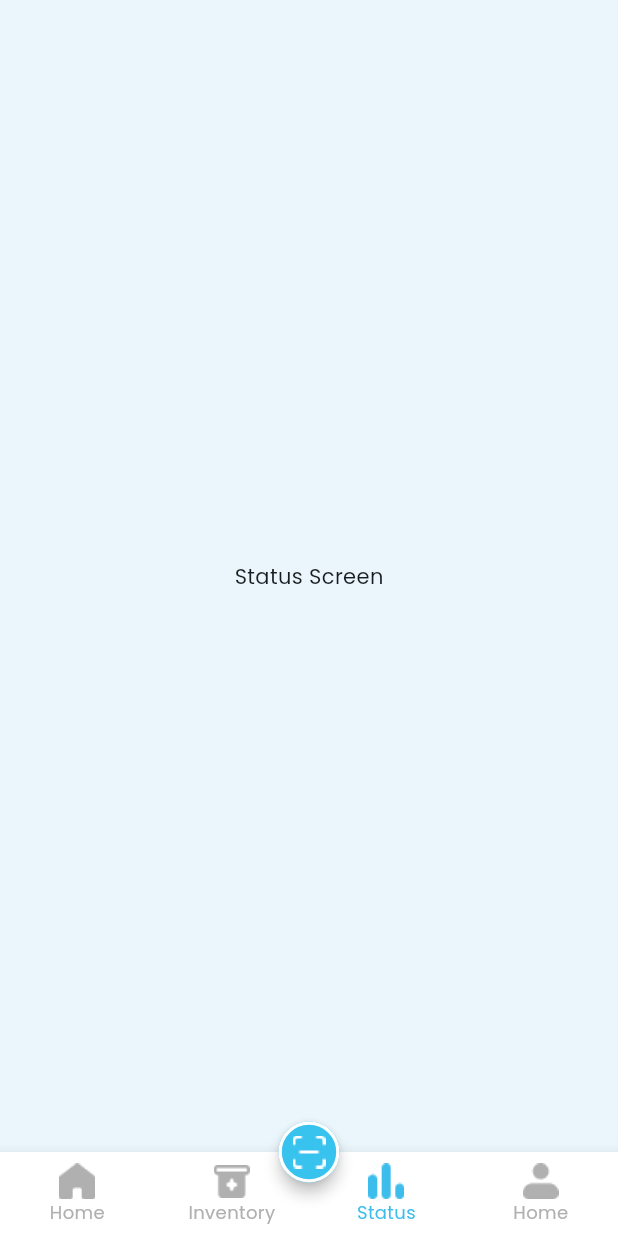
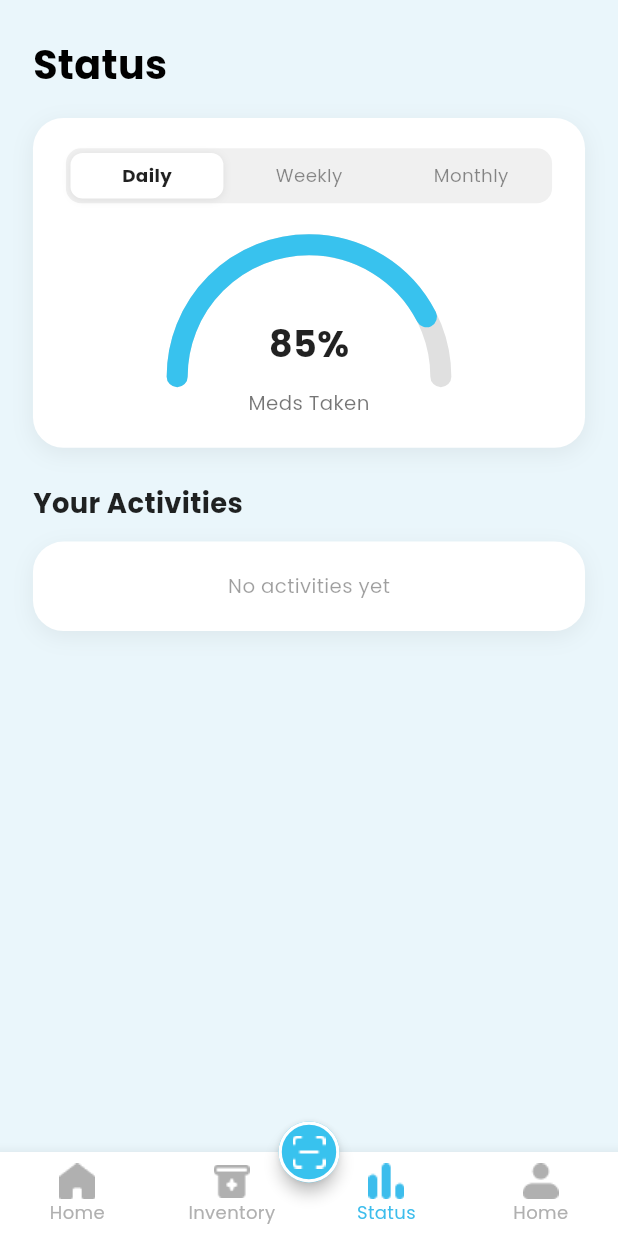
Before and after one commit to shizuiixui/Nudge-RX, a Flutter app: the HomePage screen opened by its route, item 3 of the bottom bar chosen, on a phone screen of 412 x 824 dp. Run offline on Flutter 3.47's test engine with Material 3 defaults, Android fonts, the phone set to English and light mode, and no system bars; our stand-ins replace flutter_riverpod, flutter_screenutil, shared_preferences, supabase_flutter; accounts and stored records are empty.

Commit message:
feat: add status screen

```diff
--- a/lib/features/homepage/presentation/homepage.dart
+++ b/lib/features/homepage/presentation/homepage.dart
@@ -5,6 +5,7 @@ import 'package:supabase_flutter/supabase_flutter.dart';
 
 // Screens & Layout
 import '../../inventory/presentation/inventory.dart';
+import '../../status/presentation/status.dart';
 import '/core/widgets/bottom_nav_bar.dart';
 import '/core/widgets/custom_fab.dart';
 
@@ -132,7 +133,7 @@ class _HomePageState extends ConsumerState<HomePage>
             statusMap,
           ), // Index 0
           const InventoryPage(), // Index 1
-          const Center(child: Text('Status Screen')), // Index 2
+          const StatusPage(), // Index 2
           const Center(child: Text('Profile Screen')), // Index 3
         ],
       ),
--- a/lib/features/status/presentation/status.dart
+++ b/lib/features/status/presentation/status.dart
@@ -0,0 +1,257 @@
+import 'package:flutter/material.dart';
+import 'package:flutter_screenutil/flutter_screenutil.dart';
+
+class StatusPage extends StatefulWidget {
+  const StatusPage({super.key});
+
+  @override
+  State<StatusPage> createState() => _StatusPageState();
+}
+
+class _StatusPageState extends State<StatusPage>
+    with SingleTickerProviderStateMixin {
+  static const _bgColor = Color(0xFFEAF6FB);
+  static const _primaryBlue = Color(0xFF38C2EE);
+  static const _cardColor = Colors.white;
+
+  int _selectedPeriod = 0; // 0=Daily, 1=Weekly, 2=Monthly
+  final List<String> _periods = ['Daily', 'Weekly', 'Monthly'];
+
+  @override
+  Widget build(BuildContext context) {
+    return Scaffold(
+      backgroundColor: _bgColor,
+      body: SafeArea(
+        child: SingleChildScrollView(
+          padding: EdgeInsets.symmetric(horizontal: 20.w),
+          child: Column(
+            crossAxisAlignment: CrossAxisAlignment.start,
+            children: [
+              SizedBox(height: 24.h),
+
+              // -- Title
+              Text(
+                'Status',
+                style: TextStyle(
+                  fontFamily: 'Poppins',
+                  fontSize: 26.sp,
+                  fontWeight: FontWeight.bold,
+                  color: Colors.black,
+                ),
+              ),
+
+              SizedBox(height: 16.h),
+
+              // -- Gauge Card
+              _buildGaugeCard(),
+
+              SizedBox(height: 24.h),
+
+              // -- Your Activities
+              _buildActivitiesContainer(),
+
+              SizedBox(height: 24.h),
+            ],
+          ),
+        ),
+      ),
+    );
+  }
+
+  Widget _buildGaugeCard() {
+    return Container(
+      width: double.infinity,
+      padding: EdgeInsets.symmetric(horizontal: 20.w, vertical: 20.h),
+      decoration: BoxDecoration(
+        color: _cardColor,
+        borderRadius: BorderRadius.circular(20.r),
+        boxShadow: [
+          BoxShadow(
+            color: Colors.black.withOpacity(0.06),
+            blurRadius: 12,
+            offset: const Offset(0, 4),
+          ),
+        ],
+      ),
+      child: Column(
+        children: [
+          _buildPeriodSelector(),
+          SizedBox(height: 24.h),
+          _buildGaugeArc(percent: 0.85),
+          SizedBox(height: 8.h),
+          Text(
+            'Meds Taken',
+            style: TextStyle(
+              fontFamily: 'Poppins',
+              fontSize: 13.sp,
+              color: Colors.black54,
+            ),
+          ),
+        ],
+      ),
+    );
+  }
+
+  Widget _buildPeriodSelector() {
+    return Container(
+      height: 36.h,
+      decoration: BoxDecoration(
+        color: const Color(0xFFF0F0F0),
+        borderRadius: BorderRadius.circular(10.r),
+      ),
+      child: Row(
+        children: List.generate(_periods.length, (i) {
+          final selected = i == _selectedPeriod;
+          return Expanded(
+            child: GestureDetector(
+              onTap: () => setState(() => _selectedPeriod = i),
+              child: AnimatedContainer(
+                duration: const Duration(milliseconds: 200),
+                margin: EdgeInsets.all(3.r),
+                decoration: BoxDecoration(
+                  color: selected ? Colors.white : Colors.transparent,
+                  borderRadius: BorderRadius.circular(8.r),
+                  boxShadow: selected
+                      ? [
+                          BoxShadow(
+                            color: Colors.black.withOpacity(0.08),
+                            blurRadius: 4,
+                            offset: const Offset(0, 1),
+                          ),
+                        ]
+                      : [],
+                ),
+                alignment: Alignment.center,
+                child: Text(
+                  _periods[i],
+                  style: TextStyle(
+                    fontFamily: 'Poppins',
+                    fontSize: 12.sp,
+                    fontWeight: selected ? FontWeight.w600 : FontWeight.w400,
+                    color: selected ? Colors.black87 : Colors.black45,
+                  ),
+                ),
+              ),
+            ),
+          );
+        }),
+      ),
+    );
+  }
+
+  Widget _buildGaugeArc({required double percent}) {
+    return SizedBox(
+      width: 160.w,
+      height: 90.h,
+      child: CustomPaint(
+        painter: _GaugePainter(
+          percent: percent,
+          trackColor: const Color(0xFFE0E0E0),
+          fillColor: _primaryBlue,
+        ),
+        child: Align(
+          alignment: Alignment.bottomCenter,
+          child: Padding(
+            padding: EdgeInsets.only(bottom: 4.h),
+            child: Text(
+              '${(percent * 100).round()}%',
+              style: TextStyle(
+                fontFamily: 'Poppins',
+                fontSize: 24.sp,
+                fontWeight: FontWeight.bold,
+                color: Colors.black87,
+              ),
+            ),
+          ),
+        ),
+      ),
+    );
+  }
+
+  Widget _buildActivitiesContainer() {
+    return Column(
+      crossAxisAlignment: CrossAxisAlignment.start,
+      children: [
+        Text(
+          'Your Activities',
+          style: TextStyle(
+            fontFamily: 'Poppins',
+            fontSize: 18.sp,
+            fontWeight: FontWeight.bold,
+            color: Colors.black87,
+          ),
+        ),
+        SizedBox(height: 12.h),
+        Container(
+          width: double.infinity,
+          padding: EdgeInsets.symmetric(horizontal: 16.w, vertical: 20.h),
+          decoration: BoxDecoration(
+            color: _cardColor,
+            borderRadius: BorderRadius.circular(20.r),
+            boxShadow: [
+              BoxShadow(
+                color: Colors.black.withOpacity(0.06),
+                blurRadius: 12,
+                offset: const Offset(0, 4),
+              ),
+            ],
+          ),
+          // Medicines will go here
+          child: Center(
+            child: Text(
+              'No activities yet',
+              style: TextStyle(
+                fontFamily: 'Poppins',
+                fontSize: 13.sp,
+                color: Colors.black38,
+              ),
+            ),
+          ),
+        ),
+      ],
+    );
+  }
+}
+
+class _GaugePainter extends CustomPainter {
+  final double percent;
+  final Color trackColor;
+  final Color fillColor;
+
+  const _GaugePainter({
+    required this.percent,
+    required this.trackColor,
+    required this.fillColor,
+  });
+
+  @override
+  void paint(Canvas canvas, Size size) {
+    final cx = size.width / 2;
+    final cy = size.height;
+    final radius = size.width / 2;
+    const strokeWidth = 14.0;
+
+    final rect = Rect.fromCircle(center: Offset(cx, cy), radius: radius);
+
+    final trackPaint = Paint()
+      ..color = trackColor
+      ..style = PaintingStyle.stroke
+      ..strokeCap = StrokeCap.round
+      ..strokeWidth = strokeWidth;
+
+    final fillPaint = Paint()
+      ..color = fillColor
+      ..style = PaintingStyle.stroke
+      ..strokeCap = StrokeCap.round
+      ..strokeWidth = strokeWidth;
+
+    canvas.drawArc(rect, 3.14159, 3.14159, false, trackPaint);
+    canvas.drawArc(rect, 3.14159, 3.14159 * percent, false, fillPaint);
+  }
+
+  @override
+  bool shouldRepaint(_GaugePainter old) =>
+      old.percent != percent ||
+      old.trackColor != trackColor ||
+      old.fillColor != fillColor;
+}
```
